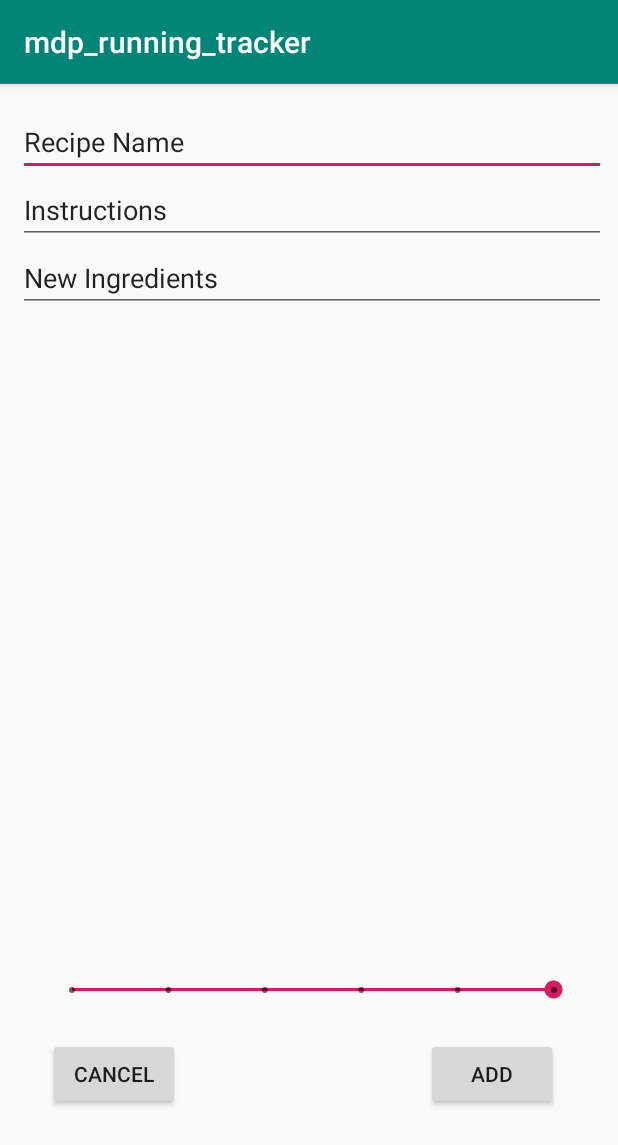
After one commit to JoeDrayton/mdp_running_tracker, an Android app: the RunViewer screen opened directly, with no data from a screen before it, on a phone screen of 412 x 824 dp. The commit adds this screen. Shown: the top 1145 px of the screen. Run offline under Robolectric (Android 15) with nearby library versions, the phone set to English and light mode, and no system bars.

Commit message:
more gubbins

```diff
--- /dev/null
+++ b/app/src/main/java/com/example/mdp_running_tracker/RunViewer.java
@@ -0,0 +1,14 @@
+package com.example.mdp_running_tracker;
+
+import androidx.appcompat.app.AppCompatActivity;
+
+import android.os.Bundle;
+
+public class RunViewer extends AppCompatActivity {
+
+    @Override
+    protected void onCreate(Bundle savedInstanceState) {
+        super.onCreate(savedInstanceState);
+        setContentView(R.layout.activity_run_viewer);
+    }
+}
--- /dev/null
+++ b/app/src/main/res/layout/activity_run_viewer.xml
@@ -0,0 +1,86 @@
+<?xml version="1.0" encoding="utf-8"?>
+<androidx.constraintlayout.widget.ConstraintLayout xmlns:android="http://schemas.android.com/apk/res/android"
+    xmlns:app="http://schemas.android.com/apk/res-auto"
+    xmlns:tools="http://schemas.android.com/tools"
+    android:layout_width="match_parent"
+    android:layout_height="match_parent"
+    tools:context=".RunViewer">
+
+    <Button
+        android:id="@+id/button3"
+        android:layout_width="wrap_content"
+        android:layout_height="wrap_content"
+        android:layout_marginStart="284dp"
+        android:layout_marginTop="636dp"
+        android:onClick="onReturn"
+        android:text="Add"
+        app:layout_constraintStart_toStartOf="parent"
+        app:layout_constraintTop_toTopOf="parent" />
+
+    <Button
+        android:id="@+id/button6"
+        android:layout_width="wrap_content"
+        android:layout_height="wrap_content"
+        android:layout_marginStart="32dp"
+        android:layout_marginTop="636dp"
+        android:onClick="deleteRecipe"
+        android:text="Cancel"
+        app:layout_constraintStart_toStartOf="parent"
+        app:layout_constraintTop_toTopOf="parent" />
+
+    <SeekBar
+        android:id="@+id/rating"
+        style="@style/Widget.AppCompat.SeekBar.Discrete"
+        android:layout_width="353dp"
+        android:layout_height="32dp"
+        android:layout_marginBottom="148dp"
+        android:max="5"
+        android:progress="5"
+        app:layout_constraintBottom_toBottomOf="parent"
+        app:layout_constraintEnd_toEndOf="parent"
+        app:layout_constraintHorizontal_bias="0.551"
+        app:layout_constraintStart_toStartOf="parent" />
+
+    <LinearLayout
+        android:layout_width="392dp"
+        android:layout_height="517dp"
+        android:layout_marginTop="16dp"
+        android:layout_marginEnd="8dp"
+        android:layout_marginRight="8dp"
+        android:orientation="vertical"
+        app:layout_constraintEnd_toEndOf="parent"
+        app:layout_constraintTop_toTopOf="parent">
+
+        <EditText
+            android:id="@+id/name"
+            android:layout_width="match_parent"
+            android:layout_height="wrap_content"
+            android:ems="10"
+            android:inputType="textPersonName"
+            android:text="Recipe Name" />
+
+        <EditText
+            android:id="@+id/instructions"
+            android:layout_width="match_parent"
+            android:layout_height="wrap_content"
+            android:ems="10"
+            android:inputType="textPersonName"
+            android:text="Instructions" />
+
+        <EditText
+            android:id="@+id/newIngredients"
+            android:layout_width="match_parent"
+            android:layout_height="wrap_content"
+            android:ems="10"
+            android:gravity="start|top"
+            android:inputType="textMultiLine"
+            android:text="New Ingredients" />
+
+        <ListView
+            android:id="@+id/ingredientView"
+            android:layout_width="match_parent"
+            android:layout_height="380dp" />
+
+    </LinearLayout>
+
+</androidx.constraintlayout.widget.ConstraintLayout>
```
Also changed, not shown: app/src/main/AndroidManifest.xml (+4 -5 lines), app/src/main/java/com/example/mdp_running_tracker/MainActivity.java (+34 -4 lines), app/src/main/res/layout/activity_main.xml (+9 -0 lines), app/src/main/res/layout/coordinates.xml (added, +26 -0 lines).
